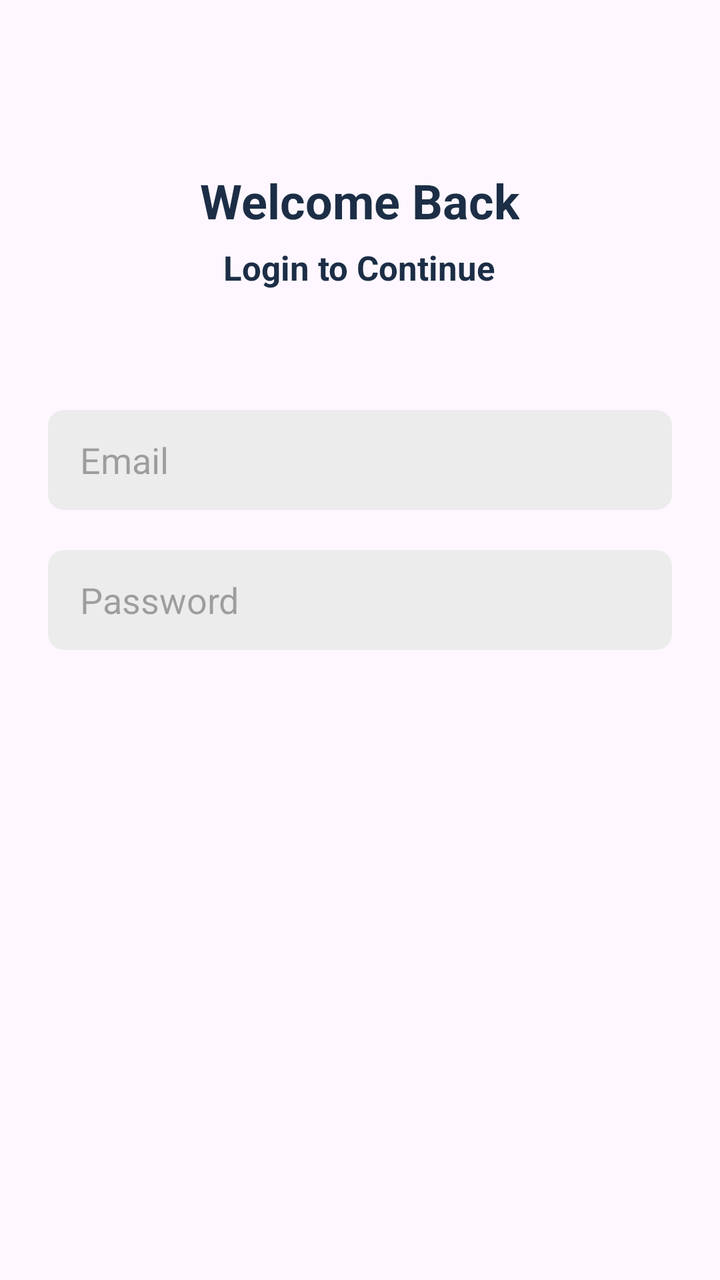
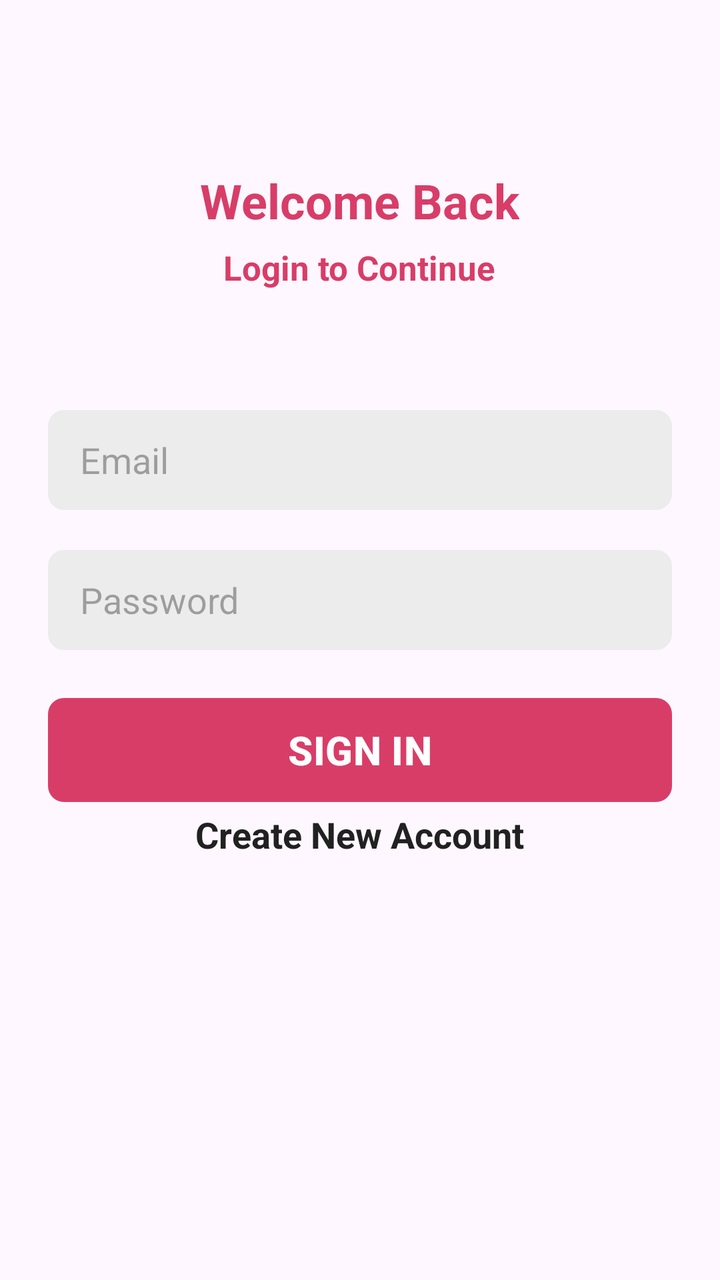

The first picture is an Android layout as it rendered before a commit; the second is the same layout after the commit. The layout source and the unified diff follow.
<!-- AndroidManifest.xml: application theme Theme.Lab4 -->
<!-- res/layout/activity_sign_in.xml -->
<?xml version="1.0" encoding="utf-8"?>
<ScrollView xmlns:android="http://schemas.android.com/apk/res/android"
    xmlns:app="http://schemas.android.com/apk/res-auto"
    xmlns:tools="http://schemas.android.com/tools"
    android:id="@+id/main"
    android:layout_width="match_parent"
    android:layout_height="match_parent"
    android:clipToPadding="false"
    android:overScrollMode="never"
    android:padding="24dp"
    android:scrollbars="none"
    tools:context=".activities.SignInActivity">

    <LinearLayout
        android:layout_width="match_parent"
        android:layout_height="wrap_content"
        android:gravity="center_horizontal"
        android:orientation="vertical">

        <TextView
            android:layout_width="wrap_content"
            android:layout_height="wrap_content"
            android:layout_marginTop="60dp"
            android:text="@string/welcome_back"
            android:textColor="@color/primary"
            android:textSize="24sp"
            android:textStyle="bold"/>

        <TextView
            android:layout_width="wrap_content"
            android:layout_height="wrap_content"
            android:layout_marginTop="6dp"
            android:text="@string/login_to_continue"
            android:textColor="@color/primary"
            android:textSize="17sp"
            android:textStyle="bold"/>
        <EditText
            android:id="@+id/inputEmail"
            android:layout_width="match_parent"
            android:layout_height="50dp"
            android:layout_marginTop="60dp"
            android:hint="Email"
            android:imeOptions="actionNext"
            android:importantForAutofill="no"
            android:inputType="textEmailAddress"
            android:paddingStart="16dp"
            android:paddingEnd="16dp"
            android:textColor="@color/primary_text"
            android:textSize="18sp"
            android:background="@drawable/background_input"/>

        <EditText
            android:id="@+id/inputPassword"
            android:layout_width="match_parent"
            android:layout_height="50dp"
            android:layout_marginTop="20dp"
            android:hint="Password"
            android:imeOptions="actionNext"
            android:importantForAutofill="no"
            android:inputType="textPassword"
            android:paddingStart="16dp"
            android:paddingEnd="16dp"
            android:textAlignment="gravity"
            android:textColor="@color/primary_text"
            android:textSize="18sp"
            android:background="@drawable/background_input"/>


    </LinearLayout>


</ScrollView>
<!-- resources referenced by this layout -->
<resources>
  <color name="primary">#1C2E46</color>
  <color name="primary_text">#212121</color>
  <!-- drawable background_input (drawable) -->
  <?xml version="1.0" encoding="utf-8"?>
  <shape xmlns:android="http://schemas.android.com/apk/res/android">
      <solid android:color="@color/input_background"/>
      <corners android:radius="8dp"/>
  </shape>
  <string name="login_to_continue">Login to Continue</string>
  <string name="welcome_back">Welcome Back</string>
  <style name="Theme.Lab4" parent="Base.Theme.Lab4" />
  <color name="input_background">#ECECEC</color>
  <style name="Base.Theme.Lab4" parent="Theme.Material3.DayNight.NoActionBar">
          
          <item name="colorPrimary">@color/primary</item>
          <item name="android:statusBarColor">@color/primary</item>
  
          
      </style>
</resources>

<!-- the commit's change to res/layout/activity_sign_in.xml (unified diff, before → after) -->
@@ -65,6 +65,28 @@
             android:textSize="18sp"
             android:background="@drawable/background_input"/>
 
+        <com.google.android.material.button.MaterialButton
+            android:id="@+id/buttonSignIn"
+            android:layout_width="match_parent"
+            android:layout_height="60dp"
+            android:text="SIGN IN"
+            android:layout_marginTop="20dp"
+            android:textColor="@color/white"
+            android:textSize="20sp"
+            android:textStyle="bold"
+            app:cornerRadius="8sp"/>
+
+        <TextView
+            android:id="@+id/textCreateNewAccount"
+            android:layout_width="wrap_content"
+            android:layout_height="wrap_content"
+            android:text="@string/create_new_account"
+            android:textColor="@color/primary_text"
+            android:textSize="18sp"
+            android:textStyle="bold"/>
+
+
+
 
     </LinearLayout>
 
<!-- resource entries referenced after the edit -->
@@ -1,13 +1,15 @@
 <!-- resources referenced by this layout -->
 <resources>
-  <color name="primary">#1C2E46</color>
+  <color name="primary">#FFD83D68</color>
   <color name="primary_text">#212121</color>
+  <color name="white">#FFFFFFFF</color>
   <!-- drawable background_input (drawable) -->
   <?xml version="1.0" encoding="utf-8"?>
   <shape xmlns:android="http://schemas.android.com/apk/res/android">
       <solid android:color="@color/input_background"/>
       <corners android:radius="8dp"/>
   </shape>
+  <string name="create_new_account">Create New Account</string>
   <string name="login_to_continue">Login to Continue</string>
   <string name="welcome_back">Welcome Back</string>
   <style name="Theme.Lab4" parent="Base.Theme.Lab4" />
